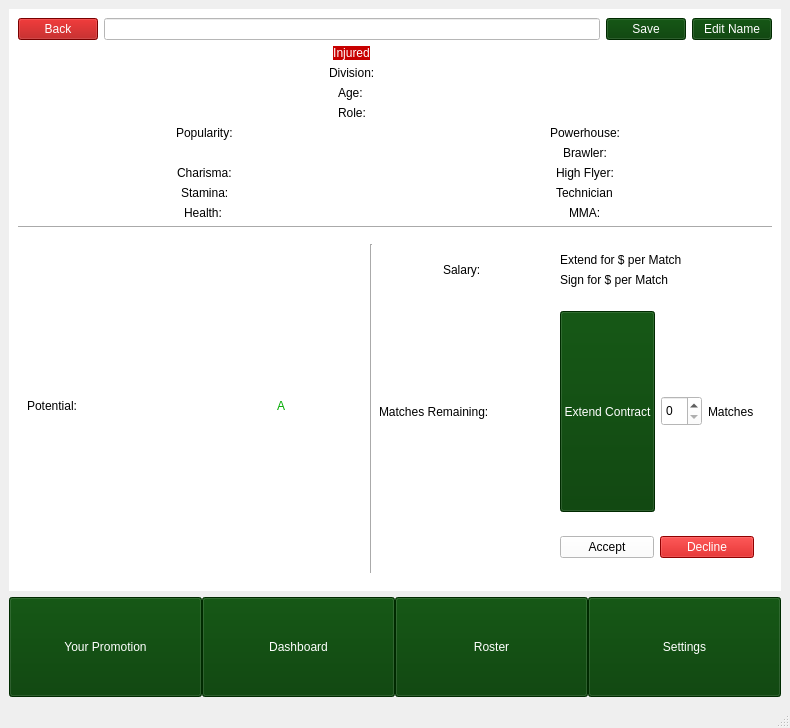
Qt form mainwindow.ui (paultrent714/wrestling-booking-sim) before a commit.
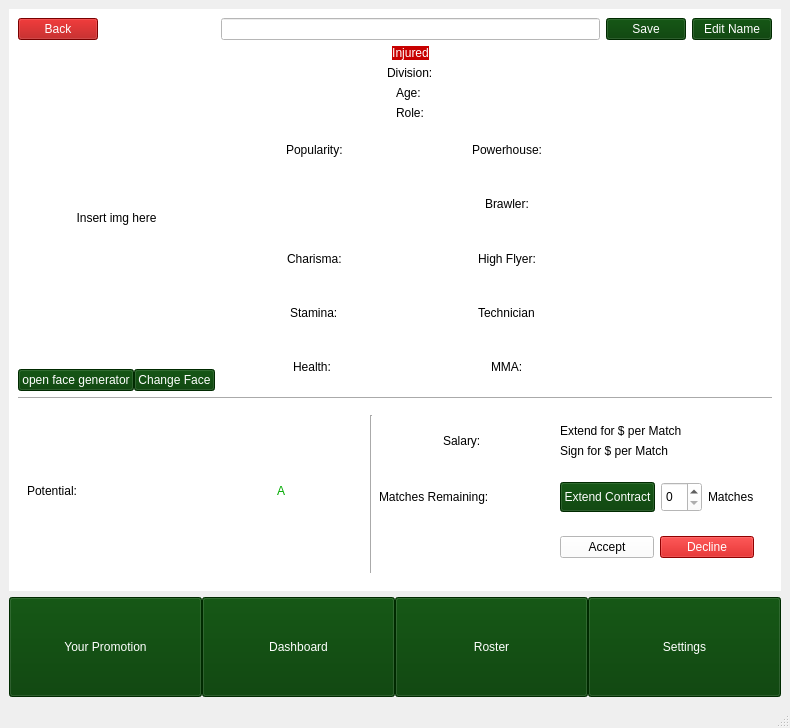
The same form after that commit. The open tabs and pages were chosen to show the change. Icons and pictures are not drawn.

Commit message: added basic face functionality to wrestler's profiles

Patch:
```diff
--- a/mainwindow.ui
+++ b/mainwindow.ui
@@ -54,7 +54,7 @@
        <string notr="true">background-color: rgb(30, 30, 30);</string>
       </property>
       <property name="currentIndex">
-       <number>10</number>
+       <number>12</number>
       </property>
       <widget class="QWidget" name="LandingPage">
        <property name="sizePolicy">
@@ -791,8 +791,8 @@
             <rect>
              <x>0</x>
              <y>0</y>
-             <width>98</width>
-             <height>28</height>
+             <width>66</width>
+             <height>16</height>
             </rect>
            </property>
            <widget class="QScrollBar" name="verticalScrollBar_3">
@@ -863,7 +863,7 @@
                <rect>
                 <x>0</x>
                 <y>0</y>
-                <width>98</width>
+                <width>28</width>
                 <height>28</height>
                </rect>
               </property>
@@ -1066,8 +1066,8 @@
             <rect>
              <x>0</x>
              <y>0</y>
-             <width>98</width>
-             <height>28</height>
+             <width>66</width>
+             <height>16</height>
             </rect>
            </property>
            <property name="styleSheet">
@@ -1770,40 +1770,6 @@
               </property>
              </widget>
             </item>
-           </layout>
-          </item>
-          <item row="1" column="1" alignment="Qt::AlignmentFlag::AlignHCenter|Qt::AlignmentFlag::AlignTop">
-           <widget class="QLabel" name="injuredLabel">
-            <property name="sizePolicy">
-             <sizepolicy hsizetype="Preferred" vsizetype="Fixed">
-              <horstretch>0</horstretch>
-              <verstretch>0</verstretch>
-             </sizepolicy>
-            </property>
-            <property name="maximumSize">
-             <size>
-              <width>16777215</width>
-              <height>60</height>
-             </size>
-            </property>
-            <property name="styleSheet">
-             <string notr="true">background-color: rgb(200, 0, 0);
-
-color: rgb(255, 255, 255);</string>
-            </property>
-            <property name="text">
-             <string>Injured</string>
-            </property>
-            <property name="alignment">
-             <set>Qt::AlignmentFlag::AlignHCenter|Qt::AlignmentFlag::AlignTop</set>
-            </property>
-           </widget>
-          </item>
-          <item row="0" column="1">
-           <widget class="QLineEdit" name="wrestlerNamelineEdit"/>
-          </item>
-         </layout>
-        </item>
         <item>
          <layout class="QGridLayout" name="gridLayout">
           <item row="3" column="0" alignment="Qt::AlignmentFlag::AlignHCenter">
@@ -1907,6 +1873,129 @@
           </item>
          </layout>
         </item>
+           </layout>
+          </item>
+          <item row="1" column="1" alignment="Qt::AlignmentFlag::AlignHCenter|Qt::AlignmentFlag::AlignTop">
+           <widget class="QLabel" name="injuredLabel">
+            <property name="sizePolicy">
+             <sizepolicy hsizetype="Preferred" vsizetype="Fixed">
+              <horstretch>0</horstretch>
+              <verstretch>0</verstretch>
+             </sizepolicy>
+            </property>
+            <property name="maximumSize">
+             <size>
+              <width>16777215</width>
+              <height>60</height>
+             </size>
+            </property>
+            <property name="styleSheet">
+             <string notr="true">background-color: rgb(200, 0, 0);
+
+color: rgb(255, 255, 255);</string>
+            </property>
+            <property name="text">
+             <string>Injured</string>
+            </property>
+            <property name="alignment">
+             <set>Qt::AlignmentFlag::AlignHCenter|Qt::AlignmentFlag::AlignTop</set>
+            </property>
+           </widget>
+          </item>
+          <item row="0" column="1">
+           <widget class="QLineEdit" name="wrestlerNamelineEdit"/>
+          </item>
+          <item row="2" column="0">
+           <layout class="QVBoxLayout" name="verticalLayout_16">
+            <property name="spacing">
+             <number>0</number>
+            </property>
+            <item>
+             <widget class="QLabel" name="wrestlerImage">
+              <property name="enabled">
+               <bool>true</bool>
+              </property>
+              <property name="sizePolicy">
+               <sizepolicy hsizetype="Maximum" vsizetype="Expanding">
+                <horstretch>0</horstretch>
+                <verstretch>0</verstretch>
+               </sizepolicy>
+              </property>
+              <property name="minimumSize">
+               <size>
+                <width>0</width>
+                <height>145</height>
+               </size>
+              </property>
+              <property name="maximumSize">
+               <size>
+                <width>1000</width>
+                <height>2450</height>
+               </size>
+              </property>
+              <property name="styleSheet">
+               <string notr="true">color: rgb(0, 0, 0);
+</string>
+              </property>
+              <property name="text">
+               <string>Insert img here</string>
+              </property>
+              <property name="scaledContents">
+               <bool>false</bool>
+              </property>
+              <property name="alignment">
+               <set>Qt::AlignmentFlag::AlignCenter</set>
+              </property>
+             </widget>
+            </item>
+            <item>
+             <layout class="QHBoxLayout" name="horizontalLayout_21">
+              <property name="spacing">
+               <number>0</number>
+              </property>
+              <property name="sizeConstraint">
+               <enum>QLayout::SizeConstraint::SetFixedSize</enum>
+              </property>
+              <item alignment="Qt::AlignmentFlag::AlignLeft">
+               <widget class="QPushButton" name="faceGenerator">
+                <property name="sizePolicy">
+                 <sizepolicy hsizetype="Minimum" vsizetype="Maximum">
+                  <horstretch>0</horstretch>
+                  <verstretch>0</verstretch>
+                 </sizepolicy>
+                </property>
+                <property name="styleSheet">
+                 <string notr="true">color: rgb(255, 255, 255);
+background-color: rgb(0, 59, 0);</string>
+                </property>
+                <property name="text">
+                 <string>open face generator</string>
+                </property>
+               </widget>
+              </item>
+              <item>
+               <widget class="QPushButton" name="setFaceButton">
+                <property name="sizePolicy">
+                 <sizepolicy hsizetype="Minimum" vsizetype="Maximum">
+                  <horstretch>0</horstretch>
+                  <verstretch>0</verstretch>
+                 </sizepolicy>
+                </property>
+                <property name="styleSheet">
+                 <string notr="true">color: rgb(255, 255, 255);
+background-color: rgb(0, 59, 0);</string>
+                </property>
+                <property name="text">
+                 <string>Change Face</string>
+                </property>
+               </widget>
+              </item>
+             </layout>
+            </item>
+           </layout>
+          </item>
+         </layout>
+        </item>
         <item>
          <widget class="Line" name="line_4">
           <property name="orientation">
@@ -1916,9 +2005,27 @@
         </item>
         <item>
          <widget class="QWidget" name="widget_3" native="true">
+          <property name="maximumSize">
+           <size>
+            <width>16777215</width>
+            <height>300</height>
+           </size>
+          </property>
           <layout class="QGridLayout" name="gridLayout_12">
            <item row="1" column="3">
             <widget class="QLabel" name="matchesRemainingLabel">
+             <property name="sizePolicy">
+              <sizepolicy hsizetype="Preferred" vsizetype="Fixed">
+               <horstretch>0</horstretch>
+               <verstretch>0</verstretch>
+              </sizepolicy>
+             </property>
+             <property name="maximumSize">
+              <size>
+               <width>16777215</width>
+               <height>300</height>
+              </size>
+             </property>
              <property name="styleSheet">
               <string notr="true">color: rgb(0, 0, 0);
 font: 18pt &quot;Segoe UI&quot;;</string>
@@ -1930,6 +2037,12 @@
            </item>
            <item row="0" column="3" alignment="Qt::AlignmentFlag::AlignHCenter|Qt::AlignmentFlag::AlignVCenter">
             <widget class="QLabel" name="salaryLabel">
+             <property name="maximumSize">
+              <size>
+               <width>16777215</width>
+               <height>300</height>
+              </size>
+             </property>
              <property name="styleSheet">
               <string notr="true">color: rgb(0, 0, 0);
 font: 18pt &quot;Segoe UI&quot;;</string>
@@ -1947,6 +2060,12 @@
                <verstretch>0</verstretch>
               </sizepolicy>
              </property>
+             <property name="maximumSize">
+              <size>
+               <width>16777215</width>
+               <height>300</height>
+              </size>
+             </property>
              <property name="orientation">
               <enum>Qt::Orientation::Vertical</enum>
              </property>
@@ -1954,6 +2073,12 @@
            </item>
            <item row="0" column="1" rowspan="3" alignment="Qt::AlignmentFlag::AlignHCenter">
             <widget class="QLabel" name="potentialValueLabel">
+             <property name="maximumSize">
+              <size>
+               <width>300</width>
+               <height>300</height>
+              </size>
+             </property>
              <property name="styleSheet">
               <string notr="true">color: rgb(0, 170, 0);
 
@@ -1966,6 +2091,12 @@
            </item>
            <item row="0" column="0" rowspan="3">
             <widget class="QLabel" name="potentialLabel">
+             <property name="maximumSize">
+              <size>
+               <width>300</width>
+               <height>300</height>
+              </size>
+             </property>
              <property name="styleSheet">
               <string notr="true">color: rgb(0, 0, 0);
 font: 16pt &quot;Segoe UI&quot;;</string>
@@ -1977,9 +2108,21 @@
            </item>
            <item row="2" column="4">
             <widget class="QWidget" name="widget_4" native="true">
+             <property name="maximumSize">
+              <size>
+               <width>16777215</width>
+               <height>300</height>
+              </size>
+             </property>
              <layout class="QHBoxLayout" name="horizontalLayout_14">
               <item>
                <widget class="QPushButton" name="signButton">
+                <property name="maximumSize">
+                 <size>
+                  <width>16777215</width>
+                  <height>300</height>
+                 </size>
+                </property>
                 <property name="cursor">
                  <cursorShape>PointingHandCursor</cursorShape>
                 </property>
@@ -1995,6 +2138,12 @@
               </item>
               <item>
                <widget class="QPushButton" name="declineSignButton">
+                <property name="maximumSize">
+                 <size>
+                  <width>16777215</width>
+                  <height>300</height>
+                 </size>
+                </property>
                 <property name="cursor">
                  <cursorShape>PointingHandCursor</cursorShape>
                 </property>
@@ -2014,7 +2163,7 @@
            <item row="1" column="4">
             <widget class="QWidget" name="extensionWidget" native="true">
              <property name="sizePolicy">
-              <sizepolicy hsizetype="Preferred" vsizetype="Expanding">
+              <sizepolicy hsizetype="Preferred" vsizetype="Fixed">
                <horstretch>0</horstretch>
                <verstretch>0</verstretch>
               </sizepolicy>
@@ -2025,11 +2174,17 @@
                <height>0</height>
               </size>
              </property>
+             <property name="maximumSize">
+              <size>
+               <width>16777215</width>
+               <height>300</height>
+              </size>
+             </property>
              <layout class="QHBoxLayout" name="horizontalLayout_20">
               <item>
                <widget class="QPushButton" name="resignButton">
                 <property name="sizePolicy">
-                 <sizepolicy hsizetype="Minimum" vsizetype="Expanding">
+                 <sizepolicy hsizetype="Minimum" vsizetype="Fixed">
                   <horstretch>0</horstretch>
                   <verstretch>0</verstretch>
                  </sizepolicy>
@@ -2040,6 +2195,12 @@
                   <height>30</height>
                  </size>
                 </property>
+                <property name="maximumSize">
+                 <size>
+                  <width>16777215</width>
+                  <height>300</height>
+                 </size>
+                </property>
                 <property name="cursor">
                  <cursorShape>PointingHandCursor</cursorShape>
                 </property>
@@ -2067,6 +2228,12 @@
                   <height>30</height>
                  </size>
                 </property>
+                <property name="maximumSize">
+                 <size>
+                  <width>16777215</width>
+                  <height>300</height>
+                 </size>
+                </property>
                 <property name="cursor">
                  <cursorShape>PointingHandCursor</cursorShape>
                 </property>
@@ -2078,6 +2245,12 @@
               </item>
               <item>
                <widget class="QLabel" name="label_2">
+                <property name="maximumSize">
+                 <size>
+                  <width>16777215</width>
+                  <height>300</height>
+                 </size>
+                </property>
                 <property name="styleSheet">
                  <string notr="true">color: rgb(0, 0, 0);
 font: 16pt &quot;Segoe UI&quot;;</string>
@@ -2092,9 +2265,21 @@
            </item>
            <item row="0" column="4">
             <widget class="QWidget" name="projectedSalaryWidget" native="true">
+             <property name="maximumSize">
+              <size>
+               <width>16777215</width>
+               <height>300</height>
+              </size>
+             </property>
              <layout class="QVBoxLayout" name="verticalLayout_19">
               <item>
                <widget class="QLabel" name="extensionSalaryLabel">
+                <property name="maximumSize">
+                 <size>
+                  <width>16777215</width>
+                  <height>300</height>
+                 </size>
+                </property>
                 <property name="styleSheet">
                  <string notr="true">color:rgb(0, 0, 0);
 font: 16pt &quot;Segoe UI&quot;;</string>
@@ -2106,6 +2291,12 @@
               </item>
               <item>
                <widget class="QLabel" name="signSalaryLabel">
+                <property name="maximumSize">
+                 <size>
+                  <width>16777215</width>
+                  <height>300</height>
+                 </size>
+                </property>
                 <property name="styleSheet">
                  <string notr="true">color:rgb(0, 0, 0);
 font: 16pt &quot;Segoe UI&quot;;</string>
@@ -2333,8 +2524,8 @@
             <rect>
              <x>0</x>
              <y>0</y>
-             <width>752</width>
-             <height>497</height>
+             <width>66</width>
+             <height>16</height>
             </rect>
            </property>
            <widget class="QScrollBar" name="verticalScrollBar_2">
@@ -2604,8 +2795,8 @@
               <rect>
                <x>0</x>
                <y>0</y>
-               <width>98</width>
-               <height>28</height>
+               <width>21</width>
+               <height>16</height>
               </rect>
              </property>
              <widget class="QScrollBar" name="verticalScrollBar_4">
```
Lines whose indentation alone changed are shown as unchanged. The commit also changes 43 other files.
